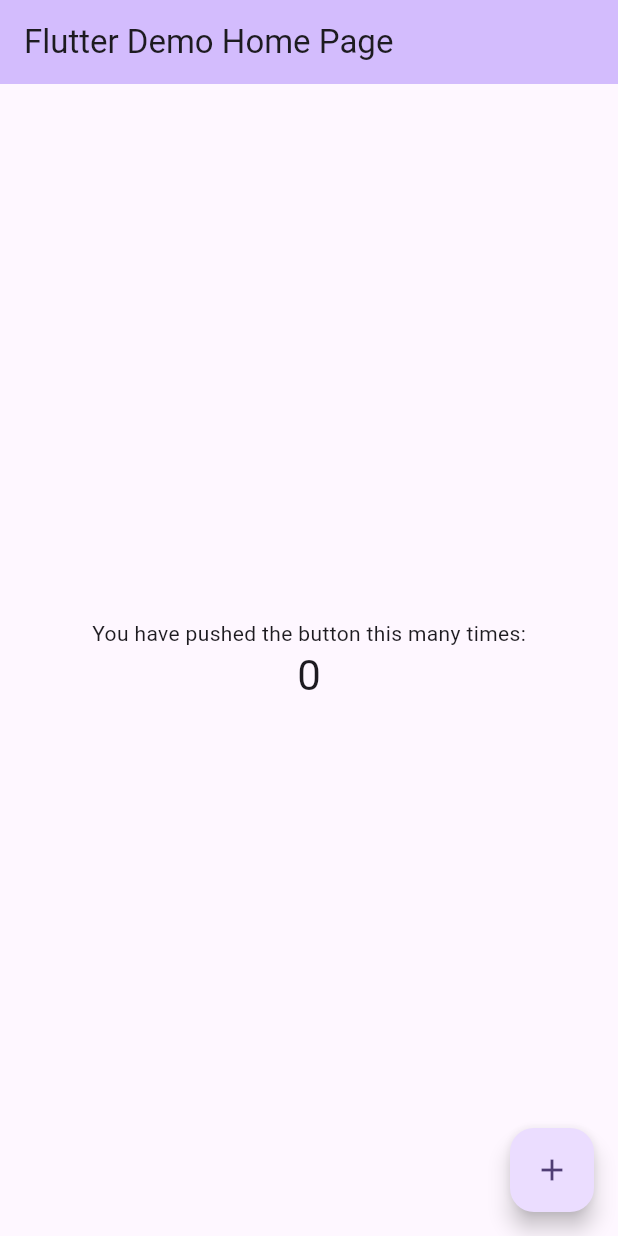
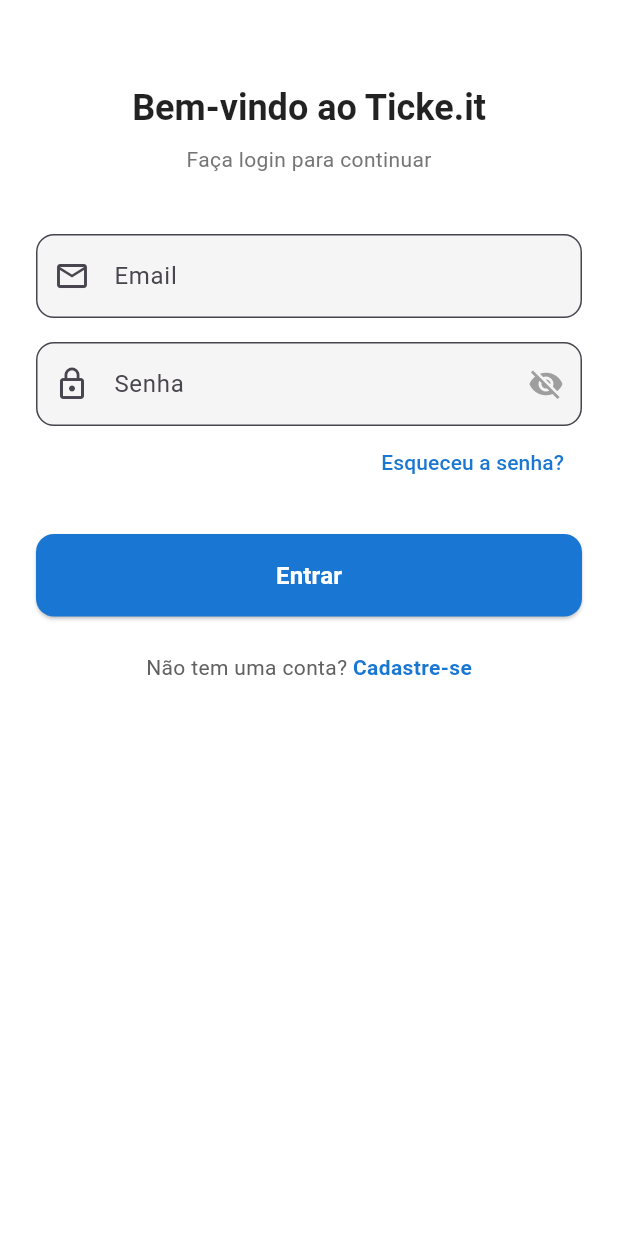
Before and after one commit to opt120-ticke-it/ui-ticke-it, a Flutter app: the screen it shows after launch, on a phone screen of 412 x 824 dp. Run offline on Flutter 3.47's test engine with Material 3 defaults, Android fonts, the light colour scheme and no system bars.

Commit message:
inicio do login page

```diff
--- a/lib/main.dart
+++ b/lib/main.dart
@@ -1,125 +1,29 @@
 import 'package:flutter/material.dart';
+import 'package:provider/provider.dart';
+import 'package:ticke_it/providers/user_provider.dart';
+import 'package:ticke_it/screens/login_screen.dart';
 
 void main() {
-  runApp(const MyApp());
+  runApp(
+    MultiProvider(
+      providers: [
+        ChangeNotifierProvider(create: (_) => UserProvider()),
+      ],
+      child: const MyApp(),
+    ),
+  );
 }
 
 class MyApp extends StatelessWidget {
   const MyApp({super.key});
 
-  // This widget is the root of your application.
   @override
   Widget build(BuildContext context) {
     return MaterialApp(
-      title: 'Flutter Demo',
-      theme: ThemeData(
-        // This is the theme of your application.
-        //
-        // TRY THIS: Try running your application with "flutter run". You'll see
-        // the application has a purple toolbar. Then, without quitting the app,
-        // try changing the seedColor in the colorScheme below to Colors.green
-        // and then invoke "hot reload" (save your changes or press the "hot
-        // reload" button in a Flutter-supported IDE, or press "r" if you used
-        // the command line to start the app).
-        //
-        // Notice that the counter didn't reset back to zero; the application
-        // state is not lost during the reload. To reset the state, use hot
-        // restart instead.
-        //
-        // This works for code too, not just values: Most code changes can be
-        // tested with just a hot reload.
-        colorScheme: ColorScheme.fromSeed(seedColor: Colors.deepPurple),
-        useMaterial3: true,
-      ),
-      home: const MyHomePage(title: 'Flutter Demo Home Page'),
+      title: 'Login App',
+      theme: ThemeData(primarySwatch: Colors.blue),
+      debugShowCheckedModeBanner: false, // Remove o banner "DEBUG"
+      home: const LoginScreen(),
     );
   }
 }
-
-class MyHomePage extends StatefulWidget {
-  const MyHomePage({super.key, required this.title});
-
-  // This widget is the home page of your application. It is stateful, meaning
-  // that it has a State object (defined below) that contains fields that affect
-  // how it looks.
-
-  // This class is the configuration for the state. It holds the values (in this
-  // case the title) provided by the parent (in this case the App widget) and
-  // used by the build method of the State. Fields in a Widget subclass are
-  // always marked "final".
-
-  final String title;
-
-  @override
-  State<MyHomePage> createState() => _MyHomePageState();
-}
-
-class _MyHomePageState extends State<MyHomePage> {
-  int _counter = 0;
-
-  void _incrementCounter() {
-    setState(() {
-      // This call to setState tells the Flutter framework that something has
-      // changed in this State, which causes it to rerun the build method below
-      // so that the display can reflect the updated values. If we changed
-      // _counter without calling setState(), then the build method would not be
-      // called again, and so nothing would appear to happen.
-      _counter++;
-    });
-  }
-
-  @override
-  Widget build(BuildContext context) {
-    // This method is rerun every time setState is called, for instance as done
-    // by the _incrementCounter method above.
-    //
-    // The Flutter framework has been optimized to make rerunning build methods
-    // fast, so that you can just rebuild anything that needs updating rather
-    // than having to individually change instances of widgets.
-    return Scaffold(
-      appBar: AppBar(
-        // TRY THIS: Try changing the color here to a specific color (to
-        // Colors.amber, perhaps?) and trigger a hot reload to see the AppBar
-        // change color while the other colors stay the same.
-        backgroundColor: Theme.of(context).colorScheme.inversePrimary,
-        // Here we take the value from the MyHomePage object that was created by
-        // the App.build method, and use it to set our appbar title.
-        title: Text(widget.title),
-      ),
-      body: Center(
-        // Center is a layout widget. It takes a single child and positions it
-        // in the middle of the parent.
-        child: Column(
-          // Column is also a layout widget. It takes a list of children and
-          // arranges them vertically. By default, it sizes itself to fit its
-          // children horizontally, and tries to be as tall as its parent.
-          //
-          // Column has various properties to control how it sizes itself and
-          // how it positions its children. Here we use mainAxisAlignment to
-          // center the children vertically; the main axis here is the vertical
-          // axis because Columns are vertical (the cross axis would be
-          // horizontal).
-          //
-          // TRY THIS: Invoke "debug painting" (choose the "Toggle Debug Paint"
-          // action in the IDE, or press "p" in the console), to see the
-          // wireframe for each widget.
-          mainAxisAlignment: MainAxisAlignment.center,
-          children: <Widget>[
-            const Text(
-              'You have pushed the button this many times:',
-            ),
-            Text(
-              '$_counter',
-              style: Theme.of(context).textTheme.headlineMedium,
-            ),
-          ],
-        ),
-      ),
-      floatingActionButton: FloatingActionButton(
-        onPressed: _incrementCounter,
-        tooltip: 'Increment',
-        child: const Icon(Icons.add),
-      ), // This trailing comma makes auto-formatting nicer for build methods.
-    );
-  }
-}
--- /dev/null
+++ b/lib/models/user.dart
@@ -0,0 +1,43 @@
+// ignore: constant_identifier_names
+import 'dart:convert';
+
+enum UserType { CLIENTE, ORGANIZADOR, FUNCIONARIO }
+
+class User {
+  final String id;
+  final String name;
+  final String email;
+  final String password;
+  final UserType userType;
+
+  User({
+    required this.id,
+    required this.name,
+    required this.email,
+    required this.password,
+    required this.userType,
+  });
+
+  factory User.fromMap(Map<String, dynamic> map) {
+    return User(
+      id: map['id'],
+      name: map['name'],
+      email: map['email'],
+      password: map['password'],
+      userType: UserType.values.firstWhere((e) => e.name == map['userType']),
+    );
+  }
+
+  Map<String, dynamic> toMap() {
+    return {
+      'id': id,
+      'name': name,
+      'email': email,
+      'password': password,
+      'userType': userType.name,
+    };
+  }
+
+  String toJson() => json.encode(toMap());
+  factory User.fromJson(String source) => User.fromMap(json.decode(source));
+}
--- /dev/null
+++ b/lib/providers/user_provider.dart
@@ -0,0 +1,29 @@
+import 'package:flutter/material.dart';
+import 'package:ticke_it/models/user.dart';
+
+class UserProvider extends ChangeNotifier {
+  User _user = User(
+    name: '',
+    id: '',
+    email: '',
+    password: '',
+    userType: UserType.CLIENTE,
+  );
+
+  User get user => _user;
+
+  void setUser(String user) {
+    _user = User.fromJson(user);
+    notifyListeners();
+  }
+
+  void setUserFromModel(User user) {
+    _user = user;
+    notifyListeners();
+  }
+
+  // void updateUser(User newUser) {
+  //   user = newUser;
+  //   notifyListeners();
+  // }
+}
--- /dev/null
+++ b/lib/screens/login_screen.dart
@@ -0,0 +1,235 @@
+import 'package:flutter/material.dart';
+import 'package:provider/provider.dart';
+import 'package:ticke_it/models/user.dart';
+import 'package:ticke_it/providers/user_provider.dart';
+
+class LoginScreen extends StatefulWidget {
+  const LoginScreen({super.key});
+
+  @override
+  State<LoginScreen> createState() => _LoginScreenState();
+}
+
+class _LoginScreenState extends State<LoginScreen> {
+  final _formKey = GlobalKey<FormState>();
+  final TextEditingController _emailController = TextEditingController();
+  final TextEditingController _passwordController = TextEditingController();
+
+  bool _isLoading = false;
+  bool _obscurePassword = true;
+
+  void _login(BuildContext context) async {
+    if (_formKey.currentState?.validate() ?? false) {
+      setState(() {
+        _isLoading = true;
+      });
+
+      await Future.delayed(const Duration(seconds: 2));
+
+      Provider.of<UserProvider>(context, listen: false).setUserFromModel(
+        User(
+          id: '',
+          name: "John Doe",
+          email: _emailController.text,
+          password: _passwordController.text,
+          userType: UserType.CLIENTE,
+        ),
+      );
+
+      setState(() {
+        _isLoading = false;
+      });
+
+      ScaffoldMessenger.of(context).showSnackBar(
+        const SnackBar(content: Text('Login realizado com sucesso!')),
+      );
+    }
+  }
+
+  @override
+  Widget build(BuildContext context) {
+    return Scaffold(
+      backgroundColor: Colors.white,
+      body: SafeArea(
+        child: SingleChildScrollView(
+          child: Padding(
+            padding:
+                const EdgeInsets.symmetric(horizontal: 24.0, vertical: 40.0),
+            child: Column(
+              crossAxisAlignment: CrossAxisAlignment.stretch,
+              children: [
+                // Logo and Title
+                Center(
+                  child: Column(
+                    children: [
+                      const SizedBox(height: 16),
+                      Text(
+                        'Bem-vindo ao Ticke.it',
+                        style:
+                            Theme.of(context).textTheme.headlineSmall?.copyWith(
+                                  fontWeight: FontWeight.bold,
+                                  color: Colors.black87,
+                                ),
+                      ),
+                      const SizedBox(height: 8),
+                      Text(
+                        'Faça login para continuar',
+                        style: Theme.of(context).textTheme.bodyMedium?.copyWith(
+                              color: Colors.grey[600],
+                            ),
+                      ),
+                    ],
+                  ),
+                ),
+
+                const SizedBox(height: 40),
+
+                // Login Form
+                Form(
+                  key: _formKey,
+                  child: Column(
+                    crossAxisAlignment: CrossAxisAlignment.stretch,
+                    children: [
+                      // Email Input
+                      TextFormField(
+                        controller: _emailController,
+                        decoration: InputDecoration(
+                          labelText: 'Email',
+                          prefixIcon: const Icon(Icons.email_outlined),
+                          border: OutlineInputBorder(
+                            borderRadius: BorderRadius.circular(12),
+                          ),
+                          filled: true,
+                          fillColor: Colors.grey[100],
+                        ),
+                        keyboardType: TextInputType.emailAddress,
+                        validator: (value) {
+                          if (value == null || value.isEmpty) {
+                            return 'Por favor, insira seu email.';
+                          }
+                          if (!RegExp(r'^[^@]+@[^@]+\.[^@]+').hasMatch(value)) {
+                            return 'Por favor, insira um email válido.';
+                          }
+                          return null;
+                        },
+                      ),
+
+                      const SizedBox(height: 16),
+
+                      // Password Input
+                      TextFormField(
+                        controller: _passwordController,
+                        decoration: InputDecoration(
+                          labelText: 'Senha',
+                          prefixIcon: const Icon(Icons.lock_outline),
+                          suffixIcon: IconButton(
+                            icon: Icon(
+                              _obscurePassword
+                                  ? Icons.visibility_off
+                                  : Icons.visibility,
+                              color: Colors.grey,
+                            ),
+                            onPressed: () {
+                              setState(() {
+                                _obscurePassword = !_obscurePassword;
+                              });
+                            },
+                          ),
+                          border: OutlineInputBorder(
+                            borderRadius: BorderRadius.circular(12),
+                          ),
+                          filled: true,
+                          fillColor: Colors.grey[100],
+                        ),
+                        obscureText: _obscurePassword,
+                        validator: (value) {
+                          if (value == null || value.isEmpty) {
+                            return 'Por favor, insira sua senha.';
+                          }
+                          if (value.length < 6) {
+                            return 'A senha deve ter pelo menos 6 caracteres.';
+                          }
+                          return null;
+                        },
+                      ),
+
+                      // Forgot Password
+                      Align(
+                        alignment: Alignment.centerRight,
+                        child: TextButton(
+                          onPressed: () {
+                            // Implementar recuperação de senha
+                          },
+                          child: Text(
+                            'Esqueceu a senha?',
+                            style: TextStyle(color: Colors.blue[700]),
+                          ),
+                        ),
+                      ),
+
+                      const SizedBox(height: 24),
+
+                      // Login Button
+                      ElevatedButton(
+                        onPressed: _isLoading ? null : () => _login(context),
+                        style: ElevatedButton.styleFrom(
+                          backgroundColor: Colors.blue[700],
+                          foregroundColor: Colors.white,
+                          padding: const EdgeInsets.symmetric(vertical: 16),
+                          shape: RoundedRectangleBorder(
+                            borderRadius: BorderRadius.circular(12),
+                          ),
+                        ),
+                        child: _isLoading
+                            ? const SizedBox(
+                                height: 24,
+                                width: 24,
+                                child: CircularProgressIndicator(
+                                  color: Colors.white,
+                                  strokeWidth: 3,
+                                ),
+                              )
+                            : const Text(
+                                'Entrar',
+                                style: TextStyle(
+                                  fontSize: 16,
+                                  fontWeight: FontWeight.bold,
+                                ),
+                              ),
+                      ),
+
+                      const SizedBox(height: 24),
+
+                      // Sign Up Option
+                      Row(
+                        mainAxisAlignment: MainAxisAlignment.center,
+                        children: [
+                          Text(
+                            'Não tem uma conta? ',
+                            style: TextStyle(color: Colors.grey[700]),
+                          ),
+                          GestureDetector(
+                            onTap: () {
+                              // Navegar para a tela de cadastro
+                            },
+                            child: Text(
+                              'Cadastre-se',
+                              style: TextStyle(
+                                color: Colors.blue[700],
+                                fontWeight: FontWeight.bold,
+                              ),
+                            ),
+                          ),
+                        ],
+                      ),
+                    ],
+                  ),
+                ),
+              ],
+            ),
+          ),
+        ),
+      ),
+    );
+  }
+}
--- /dev/null
+++ b/lib/services/auth_services.dart
@@ -0,0 +1,22 @@
+import 'package:flutter/material.dart';
+import 'package:ticke_it/models/user.dart';
+import 'package:ticke_it/utils/utils.dart';
+import 'package:http/http.dart' as http;
+
+class AuthService {
+  void signUpUser(
+      {required BuildContext context,
+      required String email,
+      required String password,
+      required String name}) async {
+    try {
+      User user = User(
+        id: '',
+        name: '',
+        email: '',
+        password: '',
+        userType: UserType.CLIENTE,
+      );
+    } catch (e) {}
+  }
+}
--- a/pubspec.yaml
+++ b/pubspec.yaml
@@ -35,6 +35,7 @@
   # The following adds the Cupertino Icons font to your application.
   # Use with the CupertinoIcons class for iOS style icons.
   cupertino_icons: ^1.0.8
+  provider: ^6.1.2
 
 dev_dependencies:
   flutter_test:
```
Also changed, not shown: lib/screens/home_screen.dart (added), lib/screens/signup_screen.dart (added), lib/utils/utils.dart (added), pubspec.lock.
